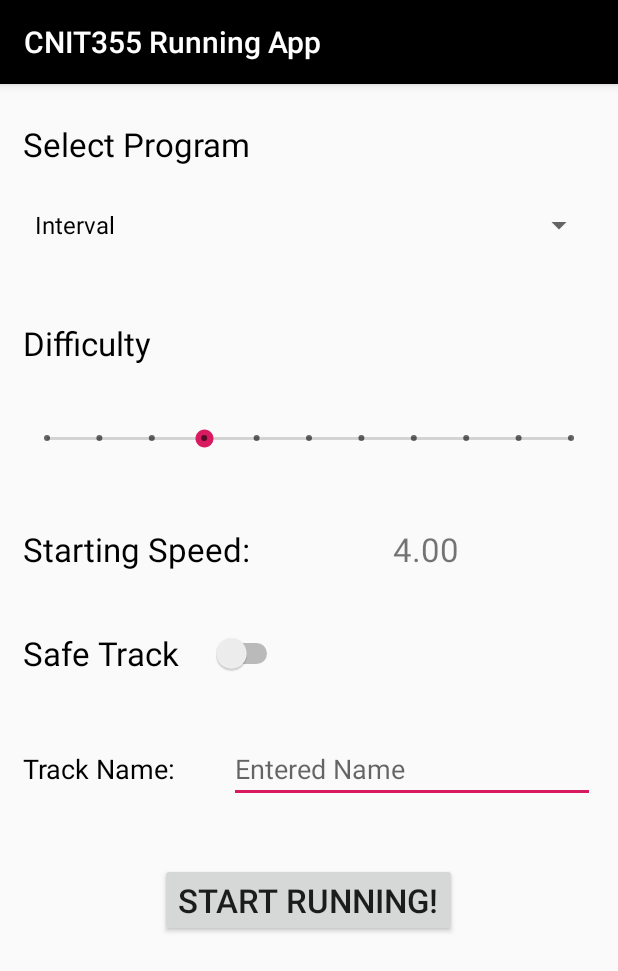
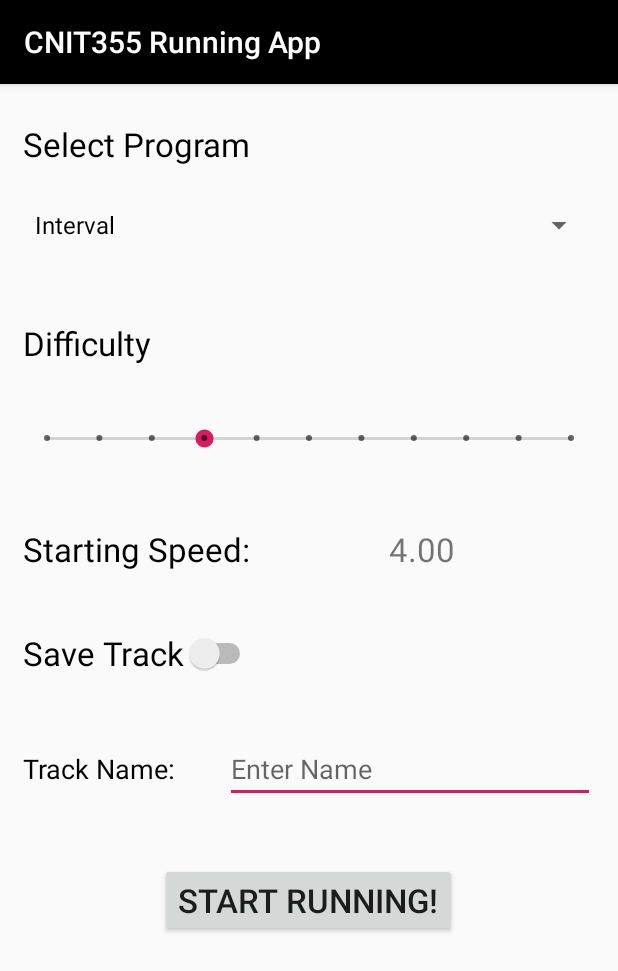
Before and after one commit to Andi-Sail/CoolRunning, an Android app: the screen it shows after launch (MainActivity), on a phone screen of 412 x 824 dp. Shown: the top 971 px of the screen. Run offline under Robolectric (Android 15) with nearby library versions, the phone set to English and light mode, and no system bars.

Commit message:
move strings to separate ressource file and minor cleanups

```diff
--- a/CoolRunning/app/src/main/res/layout/activity_main.xml
+++ b/CoolRunning/app/src/main/res/layout/activity_main.xml
@@ -20,7 +20,7 @@
             android:layout_width="wrap_content"
             android:layout_height="wrap_content"
             android:layout_marginBottom="15sp"
-            android:text="Select Program"
+            android:text="@string/program_title"
             android:textColor="@color/colorPrimary"
             android:textSize="22sp" />
 
@@ -37,7 +37,7 @@
             android:layout_width="match_parent"
             android:layout_height="wrap_content"
             android:layout_marginBottom="40sp"
-            android:text="Difficulty"
+            android:text="@string/difficulty_title"
             android:textColor="@color/colorPrimary"
             android:textSize="22sp" />
 
@@ -62,7 +62,7 @@
                 android:layout_width="wrap_content"
                 android:layout_height="wrap_content"
                 android:layout_weight="1"
-                android:text="Starting Speed: "
+                android:text="@string/starting_speed_title"
                 android:textColor="@color/colorPrimary"
                 android:textSize="22sp" />
 
@@ -71,7 +71,7 @@
                 android:layout_width="wrap_content"
                 android:layout_height="wrap_content"
                 android:layout_weight="1"
-                android:text="speed m/s"
+                android:text="@string/speed_hint"
                 android:textSize="22sp" />
 
         </LinearLayout>
@@ -81,7 +81,7 @@
             android:layout_width="wrap_content"
             android:layout_height="wrap_content"
             android:layout_marginBottom="40sp"
-            android:text="Safe Track    "
+            android:text="@string/save_track_title"
             android:textSize="22sp" />
 
         <LinearLayout
@@ -95,7 +95,7 @@
                 android:layout_width="wrap_content"
                 android:layout_height="wrap_content"
                 android:layout_weight="1"
-                android:text="Track Name: "
+                android:text="@string/track_name_title"
                 android:textColor="@color/colorPrimary"
                 android:textSize="18sp" />
 
@@ -104,10 +104,11 @@
                 android:layout_width="wrap_content"
                 android:layout_height="wrap_content"
                 android:layout_weight="1"
+                android:ems="10"
+                android:hint="@string/track_name_hint"
+                android:inputType="textPersonName"
                 android:textSize="18sp"
-                android:ems="10"
-                android:hint="Entered Name"
-                android:inputType="textPersonName" />
+                android:importantForAutofill="no" />
 
         </LinearLayout>
 
@@ -117,7 +118,7 @@
             android:layout_height="wrap_content"
             android:layout_gravity="center"
             android:onClick="onStartRunningClick"
-            android:text="Start Running!"
+            android:text="@string/start_running_btn"
             android:textSize="22sp" />
 
     </LinearLayout>
--- a/CoolRunning/app/src/main/res/layout/activity_maps.xml
+++ b/CoolRunning/app/src/main/res/layout/activity_maps.xml
@@ -20,6 +20,6 @@
         android:layout_height="wrap_content"
         android:layout_weight="1"
         android:onClick="onBackClick"
-        android:text="Back" />
+        android:text="@string/back_btn" />
 
 </LinearLayout>
--- a/CoolRunning/app/src/main/res/values/strings.xml
+++ b/CoolRunning/app/src/main/res/values/strings.xml
@@ -1,4 +1,20 @@
 <resources>
     <string name="app_name">CoolRunning</string>
     <string name="title_activity_maps">Your track</string>
+    <string name="program_title">Select Program</string>
+    <string name="difficulty_title">Difficulty</string>
+    <string name="starting_speed_title">Starting Speed:</string>
+    <string name="track_name_title">Track Name:</string>
+    <string name="start_running_btn">Start Running!</string>
+    <string name="save_track_title">Save Track</string>
+    <string name="track_name_hint">Enter Name</string>
+    <string name="speed_hint">speed m/s</string>
+    <string name="running_time_title">Total Running Time</string>
+    <string name="speed_score_title">Speed Score</string>
+    <string name="finish_btn">Finish</string>
+    <string name="show_map_btn">Show Map</string>
+    <string name="stop_running_btn">Stop Running</string>
+    <string name="target_speed_title">Target Speed</string>
+    <string name="current_speed_title">Current Speed</string>
+    <string name="back_btn">Back</string>
 </resources>
```
Also changed, not shown: CoolRunning/app/src/main/res/layout/activity_results.xml (+4 -4 lines), CoolRunning/app/src/main/res/layout/activity_running.xml (+6 -7 lines).
